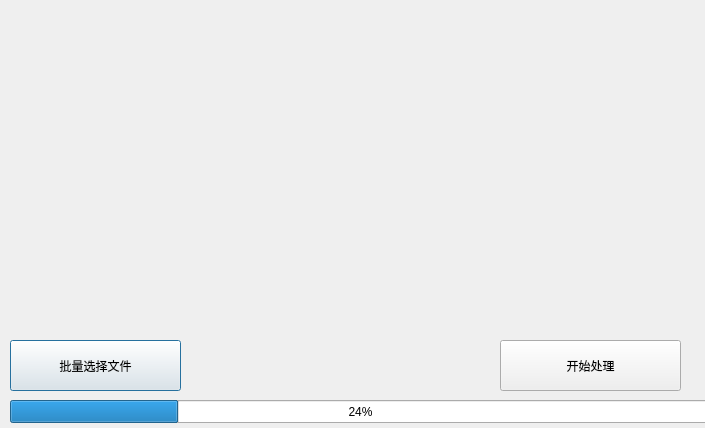
The window that data_process.ui (lnwin/CH4_collecter) describes before a commit, drawn with Qt 5.
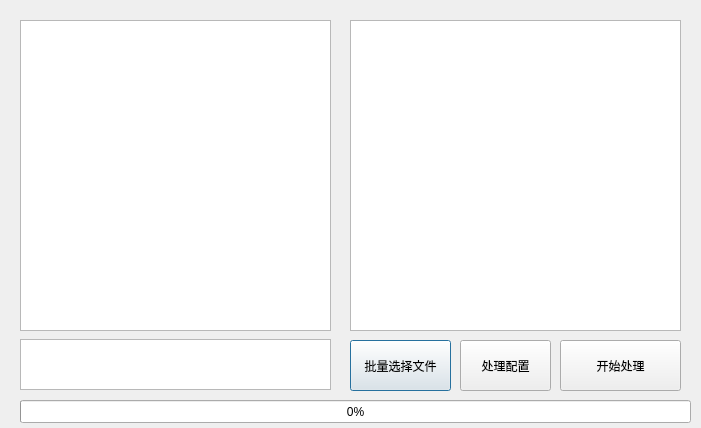
The same window after the commit. Icons and pictures are not drawn.

Commit message: 1、完成文件数据处理部分编程； 2、等待确定最终传递的数据参数。

```diff
--- a/data_process.ui
+++ b/data_process.ui
@@ -6,19 +6,23 @@
    <rect>
     <x>0</x>
     <y>0</y>
-    <width>705</width>
+    <width>701</width>
     <height>428</height>
    </rect>
   </property>
   <property name="windowTitle">
    <string>Dialog</string>
   </property>
-  <widget class="QPushButton" name="pushButton">
+  <property name="windowIcon">
+   <iconset>
+    <normaloff>C:/Users/Administrator.DESKTOP-04T6SA5/Desktop/背景/src=http___img9.51tietu.net_pic_2019-091100_pqegqxftpkmpqegqxftpkm.jpg&amp;refer=http___img9.51tietu.jpg</normaloff>C:/Users/Administrator.DESKTOP-04T6SA5/Desktop/背景/src=http___img9.51tietu.net_pic_2019-091100_pqegqxftpkmpqegqxftpkm.jpg&amp;refer=http___img9.51tietu.jpg</iconset>
+  </property>
+  <widget class="QPushButton" name="select_files">
    <property name="geometry">
     <rect>
-     <x>10</x>
+     <x>350</x>
      <y>340</y>
-     <width>171</width>
+     <width>101</width>
      <height>51</height>
     </rect>
    </property>
@@ -29,9 +33,9 @@
   <widget class="QPushButton" name="pushButton_2">
    <property name="geometry">
     <rect>
-     <x>500</x>
+     <x>560</x>
      <y>340</y>
-     <width>181</width>
+     <width>121</width>
      <height>51</height>
     </rect>
    </property>
@@ -42,14 +46,57 @@
   <widget class="QProgressBar" name="progressBar">
    <property name="geometry">
     <rect>
-     <x>10</x>
+     <x>20</x>
      <y>400</y>
-     <width>701</width>
+     <width>671</width>
      <height>23</height>
     </rect>
    </property>
    <property name="value">
-    <number>24</number>
+    <number>0</number>
+   </property>
+  </widget>
+  <widget class="QTableView" name="tableView">
+   <property name="geometry">
+    <rect>
+     <x>20</x>
+     <y>20</y>
+     <width>311</width>
+     <height>311</height>
+    </rect>
+   </property>
+  </widget>
+  <widget class="QTableView" name="tableView_2">
+   <property name="geometry">
+    <rect>
+     <x>350</x>
+     <y>20</y>
+     <width>331</width>
+     <height>311</height>
+    </rect>
+   </property>
+  </widget>
+  <widget class="QPushButton" name="select_algorithm">
+   <property name="geometry">
+    <rect>
+     <x>460</x>
+     <y>340</y>
+     <width>91</width>
+     <height>51</height>
+    </rect>
+   </property>
+   <property name="text">
+    <string>处理配置</string>
+   </property>
+  </widget>
+  <widget class="QTextEdit" name="textEdit">
+   <property name="geometry">
+    <rect>
+     <x>20</x>
+     <y>339</y>
+     <width>311</width>
+     <height>51</height>
+    </rect>
    </property>
   </widget>
  </widget>
```
Left out of the diff: 4 changed lines with no effect on the pictures. The commit also changes 14 other files.
